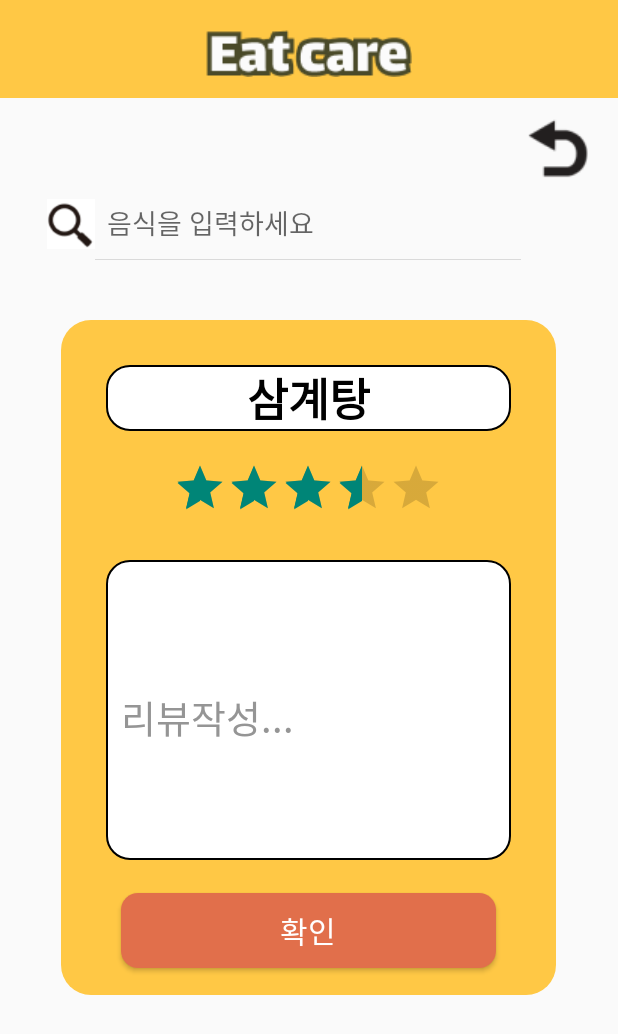
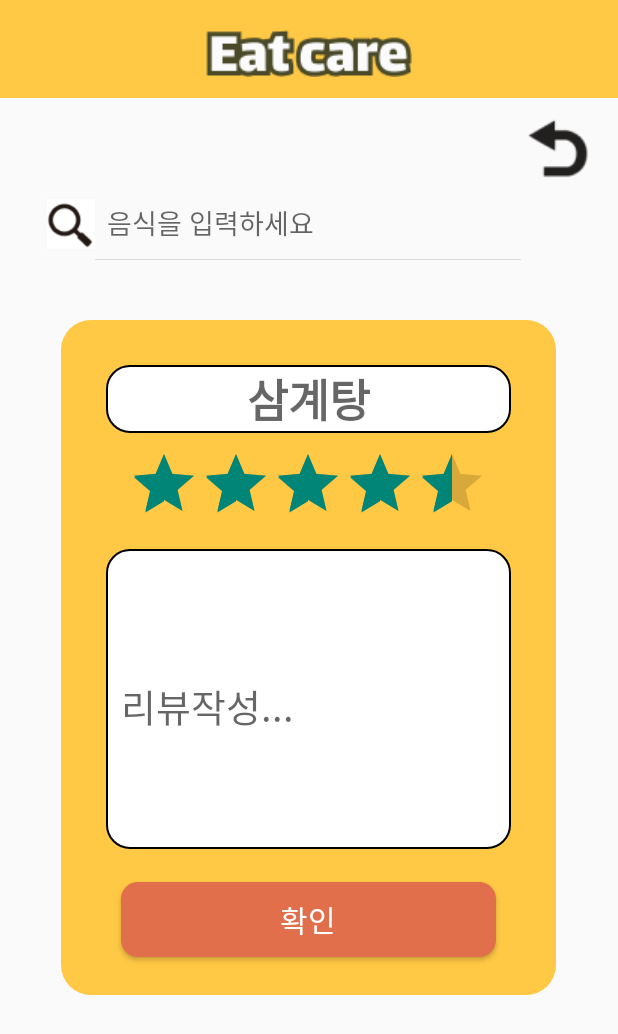
Before and after one commit to mirimSunwoo/Hyojason_Project, an Android app: the ReviewAddActivity screen opened directly, with no data from a screen before it, on a phone screen of 412 x 824 dp. Shown: the top 1034 px of the screen. Run offline under Robolectric (Android 15) with nearby library versions, the phone set to English and light mode, and no system bars.

Commit message:
review(ratingbar, hint) nextlevel : review insert

```diff
--- a/app/src/main/java/kr/hs/emirim/sunw2311/hyojason_project/DatabaseOpenHelper.java
+++ b/app/src/main/java/kr/hs/emirim/sunw2311/hyojason_project/DatabaseOpenHelper.java
@@ -47,4 +47,5 @@ public class DatabaseOpenHelper extends SQLiteOpenHelper {
             db.endTransaction();
         }
     }
+
 }
--- a/app/src/main/java/kr/hs/emirim/sunw2311/hyojason_project/ReviewAddActivity.java
+++ b/app/src/main/java/kr/hs/emirim/sunw2311/hyojason_project/ReviewAddActivity.java
@@ -4,14 +4,22 @@ import android.content.Intent;
 import android.os.Bundle;
 import android.view.View;
 import android.widget.Button;
+import android.widget.EditText;
 import android.widget.ImageButton;
+import android.widget.RatingBar;
+import android.widget.TextView;
 import android.widget.Toast;
 
 import androidx.appcompat.app.AppCompatActivity;
 
 public class ReviewAddActivity extends AppCompatActivity {
+//    JoinActivity.MyDBHelper dbHelper;
     ImageButton btnBack;
     Button btnConfirm;
+    EditText Name, Info;
+    private RatingBar ratingBar;
+//    private TextView textView;
+
     @Override
     protected void onCreate(Bundle savedInstanceState) {
         super.onCreate(savedInstanceState);
@@ -22,6 +30,18 @@ public class ReviewAddActivity extends AppCompatActivity {
 
         btnConfirm = findViewById(R.id.review_add_confirm);
         btnConfirm.setOnClickListener(btnConfirmListener);
+
+        Name = findViewById(R.id.EditText_reviewName);
+        Info = findViewById(R.id.EditText_reviewInfo);
+
+        ratingBar = findViewById(R.id.review_ratingBar);
+//        textView=findViewById(R.id.review_textview);
+        ratingBar.setOnRatingBarChangeListener(new RatingBar.OnRatingBarChangeListener() {
+            @Override
+            public void onRatingChanged(RatingBar ratingBar, float rating, boolean fromUser) {
+//                textView.setText(""+rating);
+            }
+        });
     }
     View.OnClickListener btnBackListener = new View.OnClickListener() {
         @Override
--- a/app/src/main/res/layout/activity_review_add.xml
+++ b/app/src/main/res/layout/activity_review_add.xml
@@ -44,6 +44,7 @@
         android:orientation="vertical">
 
         <EditText
+            android:id="@+id/EditText_reviewName"
             android:layout_width="match_parent"
             android:layout_height="wrap_content"
             android:layout_marginLeft="30dp"
@@ -51,29 +52,39 @@
             android:layout_marginRight="30dp"
             android:background="@drawable/setting_radius"
             android:gravity="center"
-            android:text="삼계탕"
+            android:hint="삼계탕"
             android:textStyle="bold"
             android:textColor="#000000"
             android:textSize="30dp" />
 
         <RatingBar
-            style="?android:attr/ratingBarStyleIndicator"
+            android:id="@+id/review_ratingBar"
+            android:layout_marginTop="10dp"
             android:layout_width="wrap_content"
             android:layout_height="wrap_content"
-            android:layout_gravity="center"
-            android:layout_marginTop="20dp"
-            android:rating="3.5" />
+            android:layout_gravity="center_horizontal"
+            android:isIndicator="false"
+            android:max="10"
+            android:numStars="5"
+            android:rating="4.5"
+            android:stepSize="0.5" />
+<!--        <TextView-->
+<!--            android:id="@+id/review_textview"-->
+<!--            android:layout_width="match_parent"-->
+<!--            android:layout_height="wrap_content"-->
+<!--            />-->
 
         <EditText
+            android:id="@+id/EditText_reviewInfo"
             android:layout_width="match_parent"
             android:layout_height="200dp"
             android:layout_marginLeft="30dp"
-            android:layout_marginTop="30dp"
+            android:layout_marginTop="10dp"
             android:layout_marginRight="30dp"
             android:background="@drawable/setting_radius"
             android:paddingLeft="10dp"
             android:paddingTop="10dp"
-            android:text="리뷰작성..."
+            android:hint="리뷰작성..."
             android:textColor="#959595"
             android:textSize="25dp" />
         <Button
```
